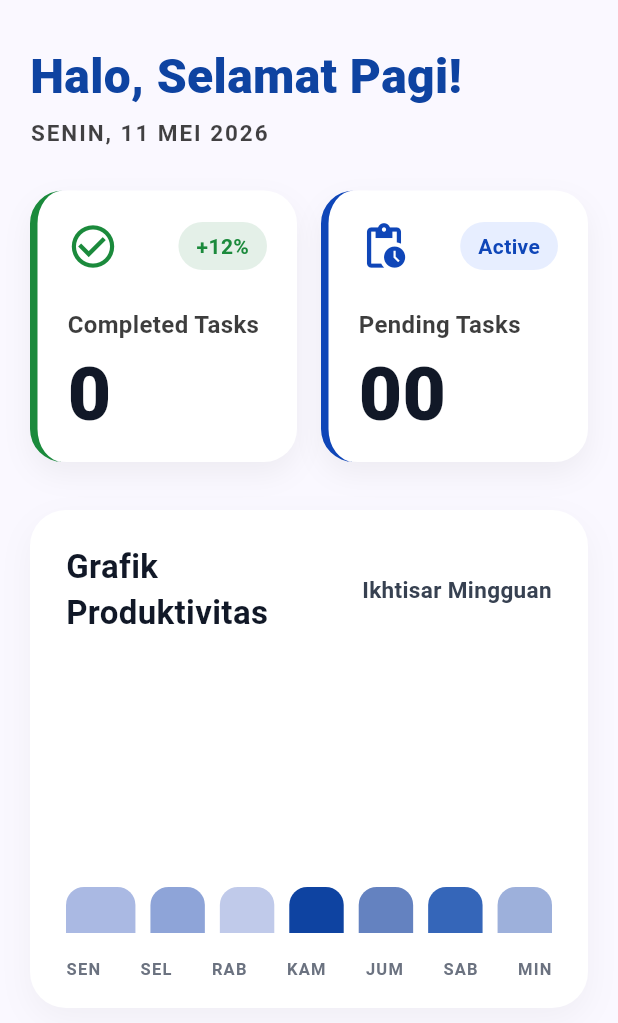
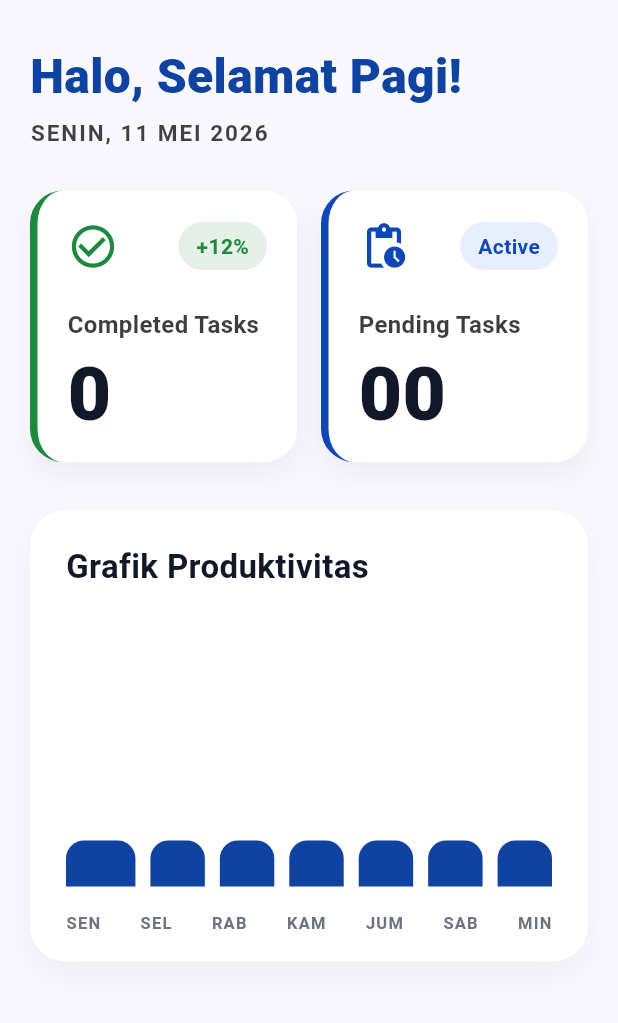
Before and after one commit to JuanGans/Agenda-Nusantara, a Flutter app: the BerandaScreen screen opened by its route, on a phone screen of 412 x 824 dp, the part 213-1236 px from its top. Run offline on Flutter 3.47's test engine with Material 3 defaults, Android fonts, the phone set to English and light mode, and no system bars; our stand-ins replace fl_chart, sqflite; accounts and stored records are empty; Roboto replaces fonts that are missing (Segoe UI).

Commit message:
Features: Improved task management with lifecycle awareness and better UI elements.

```diff
--- a/lib/screens/beranda_screen.dart
+++ b/lib/screens/beranda_screen.dart
@@ -2,6 +2,7 @@ import 'package:flutter/material.dart';
 import 'package:intl/intl.dart';
 
 import '../database/db_helper.dart';
+import '../models/task_model.dart';
 import '../utils/constants.dart';
 
 class BerandaScreen extends StatefulWidget {
@@ -11,23 +12,37 @@ class BerandaScreen extends StatefulWidget {
   State<BerandaScreen> createState() => _BerandaScreenState();
 }
 
-class _BerandaScreenState extends State<BerandaScreen> {
+class _BerandaScreenState extends State<BerandaScreen> with WidgetsBindingObserver {
   late final DatabaseHelper _db;
   int _completedCount = 0;
   int _incompleteCount = 0;
-  Map<String, int> _completedPerDay = {};
+  List<Task> _tasks = [];
 
   @override
   void initState() {
     super.initState();
+    WidgetsBinding.instance.addObserver(this);
     _db = DatabaseHelper();
     _loadStats();
+  }
+
+  @override
+  void dispose() {
+    WidgetsBinding.instance.removeObserver(this);
+    super.dispose();
+  }
+
+  @override
+  void didChangeAppLifecycleState(AppLifecycleState state) {
+    if (state == AppLifecycleState.resumed) {
+      _refreshStats();
+    }
   }
 
   Future<void> _loadStats() async {
     final completed = await _db.countCompletedTasks();
     final incomplete = await _db.countIncompleteTasks();
-    final perDay = await _db.getCompletedTasksPerDate();
+    final tasks = await _db.getAllTasks();
 
     if (!mounted) {
       return;
@@ -36,7 +51,7 @@ class _BerandaScreenState extends State<BerandaScreen> {
     setState(() {
       _completedCount = completed;
       _incompleteCount = incomplete;
-      _completedPerDay = perDay;
+      _tasks = tasks;
     });
   }
 
@@ -48,7 +63,7 @@ class _BerandaScreenState extends State<BerandaScreen> {
   Widget build(BuildContext context) {
     final now = DateTime.now();
     final dateText = DateFormat('EEEE, d MMMM yyyy', 'id_ID').format(now).toUpperCase();
-    final weeklyCounts = _buildWeeklyCounts(now, _completedPerDay);
+    final chartData = _buildChartData();
 
     return Scaffold(
       backgroundColor: const Color(0xFFFAF8FF),
@@ -144,20 +159,6 @@ class _BerandaScreenState extends State<BerandaScreen> {
                                 overflow: TextOverflow.ellipsis,
                               ),
                             ),
-                            const SizedBox(width: 12),
-                            ConstrainedBox(
-                              constraints: BoxConstraints(maxWidth: constraints.maxWidth * 0.4),
-                              child: const Text(
-                                'Ikhtisar Mingguan',
-                                style: TextStyle(
-                                  fontSize: 15,
-                                  fontWeight: FontWeight.w600,
-                                  color: Color(0xFF374151),
-                                ),
-                                textAlign: TextAlign.right,
-                                overflow: TextOverflow.ellipsis,
-                              ),
-                            ),
                           ],
                         );
                       }),
@@ -166,9 +167,9 @@ class _BerandaScreenState extends State<BerandaScreen> {
                         height: 170,
                         child: Row(
                           crossAxisAlignment: CrossAxisAlignment.end,
-                          children: List.generate(7, (index) {
-                            final count = weeklyCounts[index];
-                            final maxCount = weeklyCounts.fold<int>(0, (value, element) => element > value ? element : value);
+                          children: List.generate(chartData.length, (index) {
+                            final count = chartData[index]['count'] as int;
+                            final maxCount = chartData.fold<int>(0, (prev, item) => (item['count'] as int) > prev ? item['count'] as int : prev);
                             final heightFactor = maxCount == 0 ? 0.24 : (0.24 + ((count / maxCount) * 0.76));
                             final barColor = _weeklyBarColor(index);
 
@@ -197,15 +198,10 @@ class _BerandaScreenState extends State<BerandaScreen> {
                       const SizedBox(height: 16),
                       Row(
                         mainAxisAlignment: MainAxisAlignment.spaceBetween,
-                        children: const [
-                          _WeekLabel('SEN'),
-                          _WeekLabel('SEL'),
-                          _WeekLabel('RAB'),
-                          _WeekLabel('KAM'),
-                          _WeekLabel('JUM'),
-                          _WeekLabel('SAB'),
-                          _WeekLabel('MIN'),
-                        ],
+                        children: List.generate(
+                          chartData.length,
+                          (index) => _WeekLabel(_getWeekdayName(chartData[index]['date'] as String)),
+                        ),
                       ),
                     ],
                   ),
@@ -331,27 +327,35 @@ class _BerandaScreenState extends State<BerandaScreen> {
     );
   }
 
-  List<int> _buildWeeklyCounts(DateTime now, Map<String, int> completedPerDay) {
-    final startOfWeek = now.subtract(Duration(days: now.weekday - 1));
-    return List<int>.generate(7, (index) {
-      final date = startOfWeek.add(Duration(days: index));
-      final key = DateFormat('yyyy-MM-dd').format(date);
-      return completedPerDay[key] ?? 0;
+  List<Map<String, dynamic>> _buildChartData() {
+    final counts = List<int>.filled(7, 0);
+
+    for (final task in _tasks) {
+      if (task.isDone != 1 || task.dueDate.isEmpty) {
+        continue;
+      }
+
+      try {
+        final dueDate = DateTime.parse(task.dueDate);
+        counts[dueDate.weekday - 1]++;
+      } catch (_) {
+        continue;
+      }
+    }
+
+    const labels = ['SEN', 'SEL', 'RAB', 'KAM', 'JUM', 'SAB', 'MIN'];
+    return List<Map<String, dynamic>>.generate(7, (index) {
+      return {
+        'date': labels[index],
+        'count': counts[index],
+      };
     });
   }
 
+  String _getWeekdayName(String label) => label;
+
   Color _weeklyBarColor(int index) {
-    const colors = [
-      Color(0xFFAAB9E3),
-      Color(0xFF8EA4D8),
-      Color(0xFFC0CAEA),
-      Color(0xFF0E43A1),
-      Color(0xFF6482C0),
-      Color(0xFF3566B9),
-      Color(0xFF9DB0DB),
-    ];
-
-    return colors[index % colors.length];
+    return const Color(0xFF0E43A1);
   }
 }
 
--- a/lib/widgets/task_item_widget.dart
+++ b/lib/widgets/task_item_widget.dart
@@ -1,4 +1,5 @@
 import 'package:flutter/material.dart';
+import 'package:intl/intl.dart';
 import '../models/task_model.dart';
 import '../utils/constants.dart';
 
@@ -55,7 +56,7 @@ class TaskItemWidget extends StatelessWidget {
           ),
         ),
         subtitle: Text(
-          '${task.dueDate} · ${task.category}',
+          '${DateFormat('EEEE, d MMMM yyyy', 'id_ID').format(DateTime.parse(task.dueDate)).toUpperCase()} · ${task.category}',
           style: TextStyle(
             fontSize: 12,
             color: task.isDone == 1 ? Colors.grey : Colors.grey[600],
```
Also changed, not shown: lib/screens/daftar_tugas_screen.dart (+6 -46 lines).
